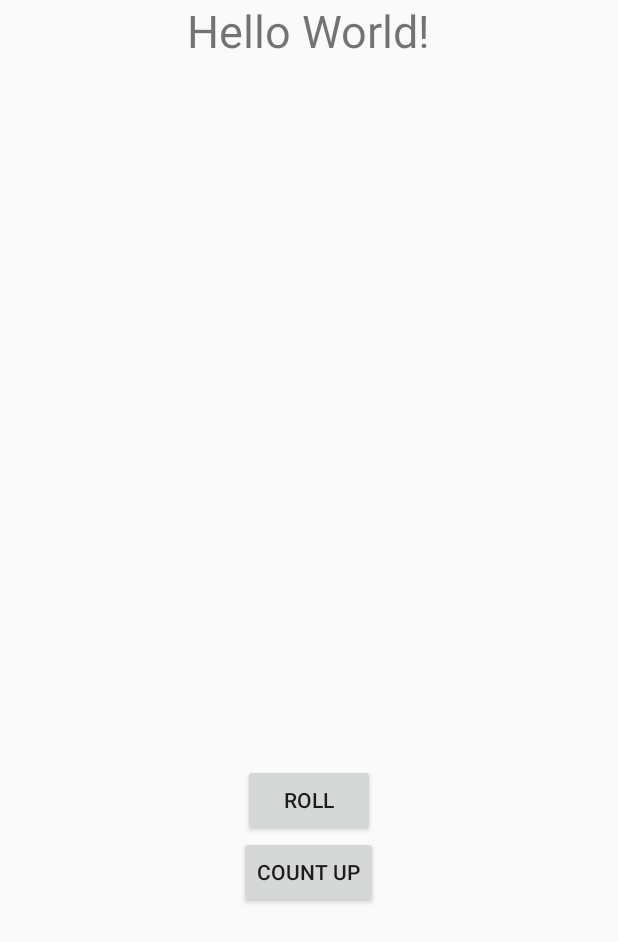
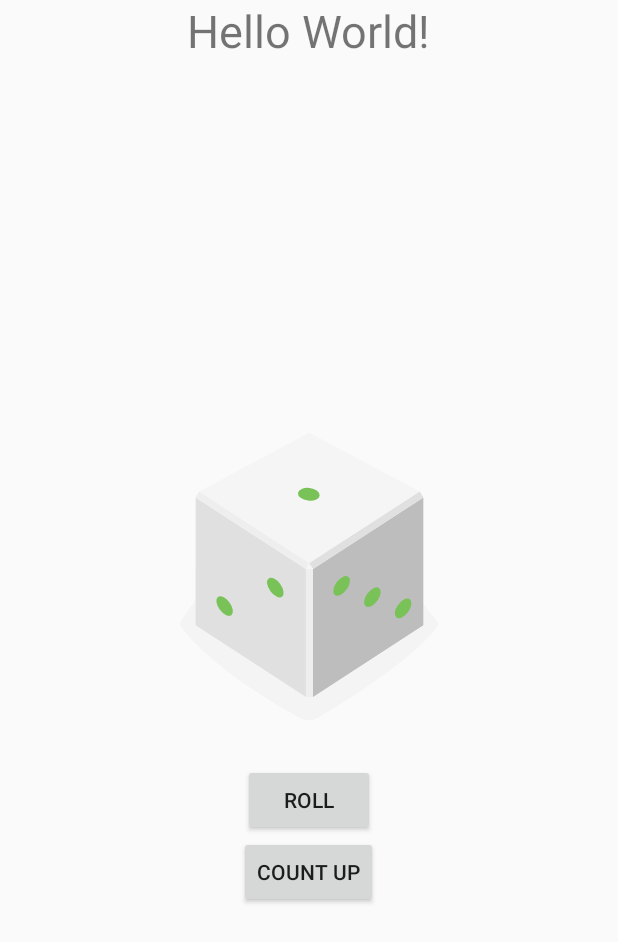
Before and after one commit to HimashiNethinikaRodrigo/AndroidMainComponents, an Android app: the layout activity_main.xml on its own in the app's theme, with its tools: preview values and no code run, on a phone screen of 412 x 824 dp. Shown: the top 942 px of the screen. Run offline under Robolectric (Android 15) with nearby library versions, the phone set to English and light mode, and no system bars.

Commit message:
add tools image to check the image in design layout

```diff
--- a/app/src/main/res/layout/activity_main.xml
+++ b/app/src/main/res/layout/activity_main.xml
@@ -25,7 +25,8 @@
             android:layout_width="wrap_content"
             android:layout_height="wrap_content"
             android:layout_gravity="center_horizontal"
-            android:src="@drawable/empty_dice"/>
+            android:src="@drawable/empty_dice"
+            tools:src="@drawable/dice_1" />
 
         <Button
             android:id="@+id/buttonRoll"
```
